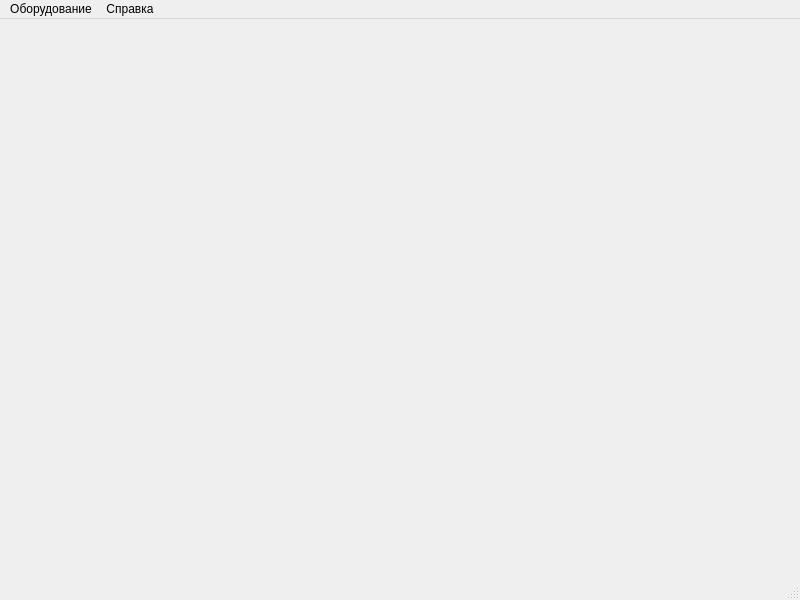
This is qml_forms/main.ui in novikov-nsa/MTI_Kwork as Qt 5 draws it before an edit. The edited form follows.
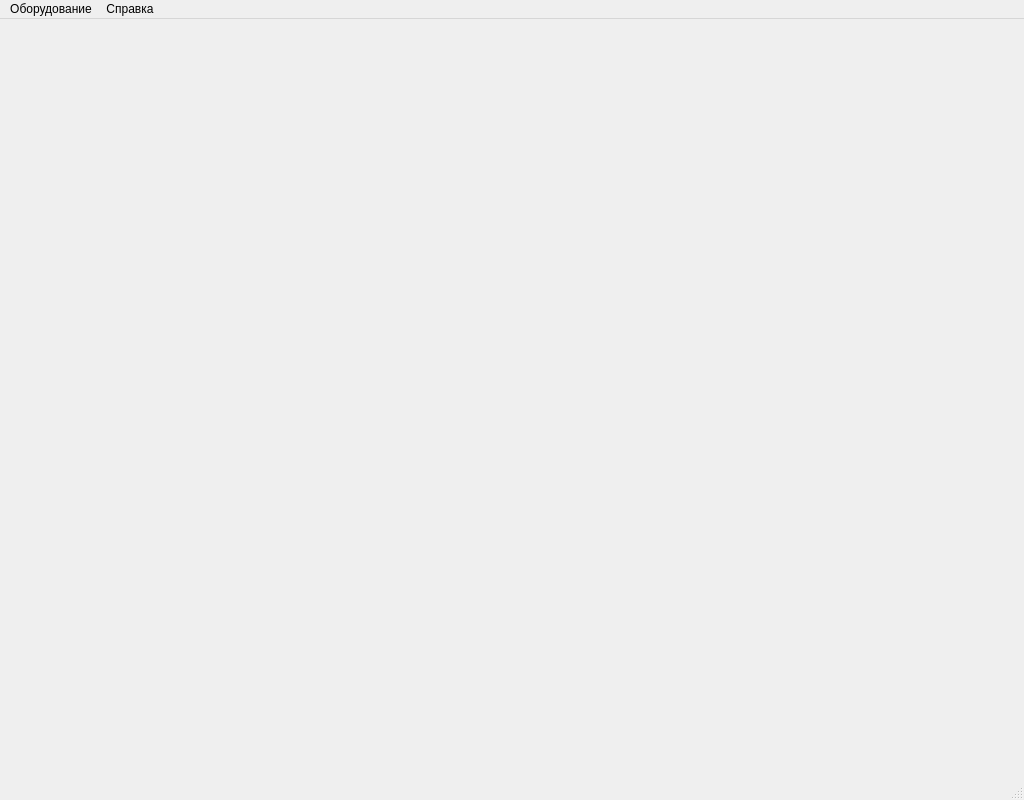
This is the edited form.

What changed in the file:
```diff
--- a/qml_forms/main.ui
+++ b/qml_forms/main.ui
@@ -6,8 +6,8 @@
    <rect>
     <x>0</x>
     <y>0</y>
-    <width>800</width>
-    <height>600</height>
+    <width>1024</width>
+    <height>800</height>
    </rect>
   </property>
   <property name="windowTitle">
```
